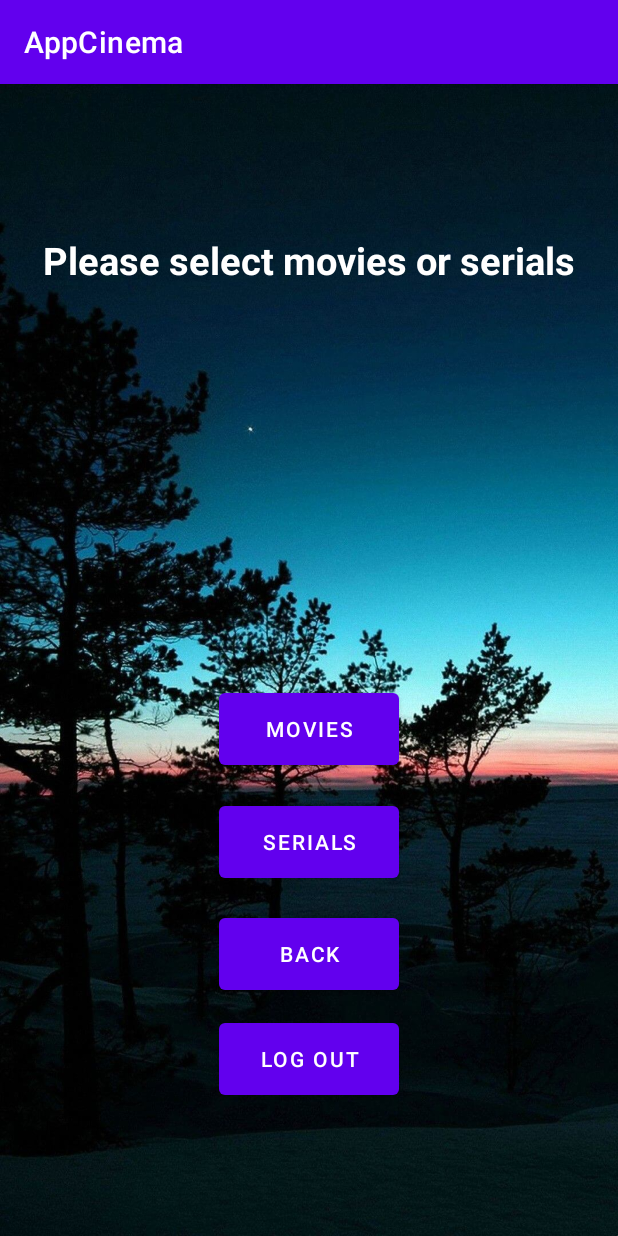
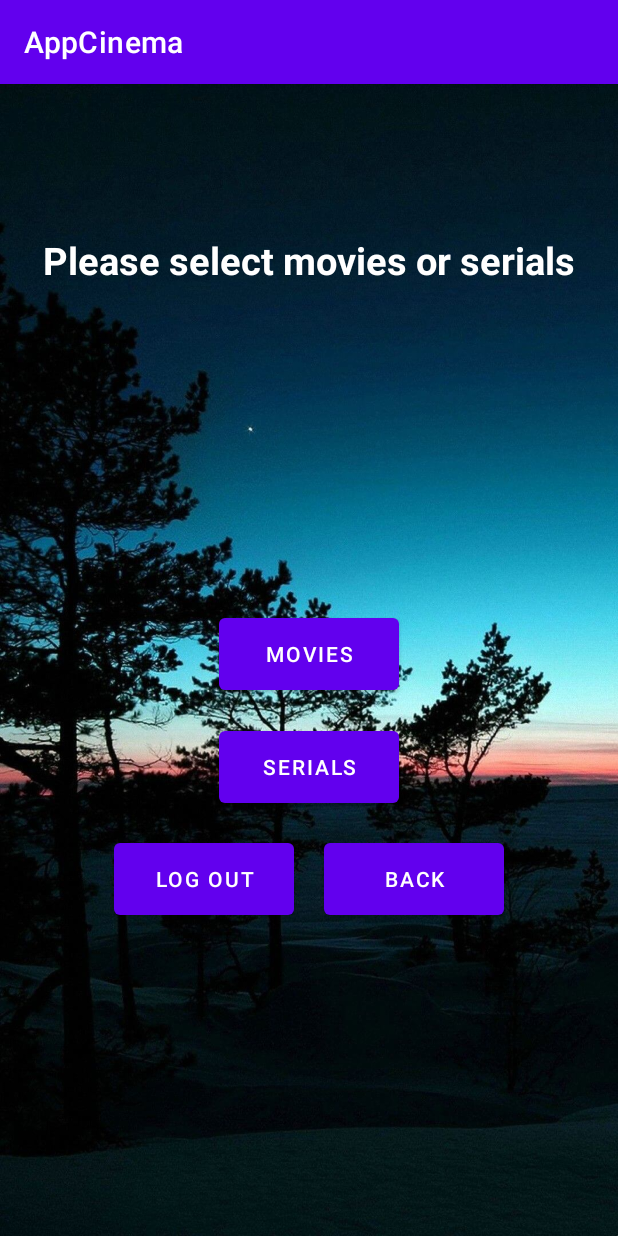
Before and after one commit to levifeyd/Project_App, an Android app: the SelectFilmSerialFragment screen opened through its navigation route, on a phone screen of 412 x 824 dp. Run offline under Robolectric (Android 15) with nearby library versions, the phone set to English and light mode, and no system bars; Roboto replaces fonts that are not available here.

Commit message:
fix_button_log_out

```diff
--- a/AppCinema/app/src/main/java/android/example/AppCinema/AuthorizationFragment.java
+++ b/AppCinema/app/src/main/java/android/example/AppCinema/AuthorizationFragment.java
@@ -55,8 +55,6 @@ public class AuthorizationFragment extends Fragment {
 
     private void containUserInfoDataBase() {
         dataBaseUsers.put("Qwerty1", "qwerty@mail.ru");
-        dataBaseUsers.put("Asdfgh1", "asdfgh@mail.ru");
-        dataBaseUsers.put("Zxcvbn1", "zxcvbn@mail.ru");
     }
 
     private boolean containDigit(String src) {
--- a/AppCinema/app/src/main/res/layout/select_film_serial.xml
+++ b/AppCinema/app/src/main/res/layout/select_film_serial.xml
@@ -11,7 +11,7 @@
         android:layout_width="120dp"
         android:layout_height="60dp"
         android:text="Movies"
-        android:layout_marginTop="400dp"
+        android:layout_marginTop="350dp"
         android:layout_gravity="center_horizontal"
         />
 
@@ -21,7 +21,7 @@
         android:layout_height="60dp"
         android:text="serials"
         android:layout_gravity="center_horizontal"
-        android:layout_marginTop="475dp"
+        android:layout_marginTop="425dp"
         />
 
     <Button
@@ -30,14 +30,16 @@
         android:layout_height="60dp"
         android:text="back"
         android:layout_gravity="center_horizontal"
-        android:layout_marginTop="550dp"
+        android:layout_marginTop="500dp"
+        android:layout_marginLeft="70dp"
         />
     <Button
         android:id="@+id/b_log_out"
         android:layout_width="120dp"
         android:layout_height="60dp"
         android:text="log out"
-        android:layout_marginTop="620dp"
+        android:layout_marginTop="500dp"
+        android:layout_marginRight="70dp"
         android:layout_gravity="center_horizontal"
         />
 
```
